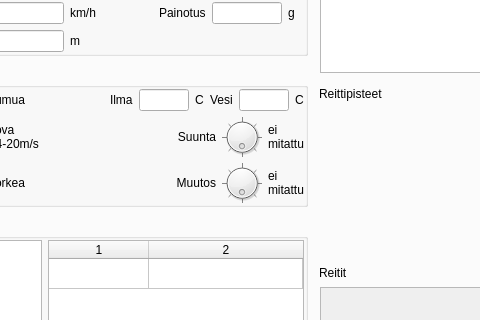
samuliwritescode/uistelupaivakirja-desktop, file mainwindow.ui: the form before one commit; both pictures show x 388 to 868 and y 439 to 759 of the 1097 by 910 pixel window.
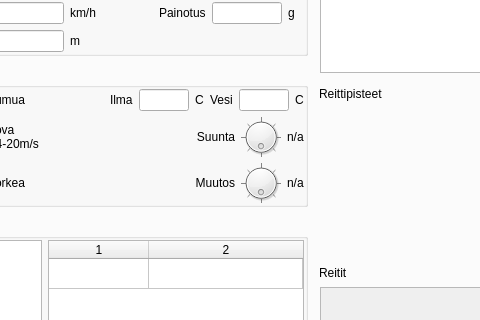
The form after the commit. Icons and pictures are not drawn.

Commit message: -Teksti "ei mitattu" muutettu "n/a"

Diff of the .ui file:
```diff
--- a/mainwindow.ui
+++ b/mainwindow.ui
@@ -1210,8 +1210,7 @@
                  <item>
                   <widget class="QLabel" name="wind_direction_label">
                    <property name="text">
-                    <string>ei
-mitattu</string>
+                    <string>n/a</string>
                    </property>
                   </widget>
                  </item>
@@ -1270,8 +1269,7 @@
                  <item>
                   <widget class="QLabel" name="pressure_change_label">
                    <property name="text">
-                    <string>ei
-mitattu</string>
+                    <string>n/a</string>
                    </property>
                   </widget>
                  </item>
```
